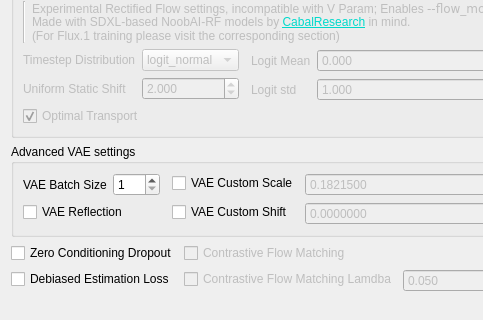
Qt form ui_files/ExperimentalArgsUI.ui (67372a/LoRA_Easy_Training_Scripts) before a commit; both pictures show x 0 to 483 and y 111 to 431 of the 675 by 431 pixel window.
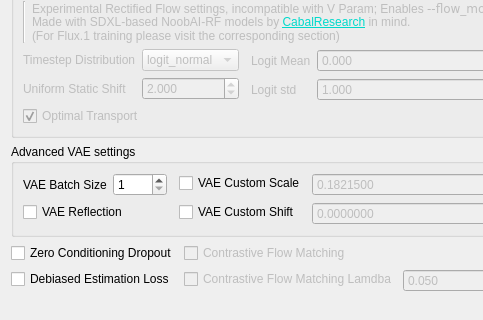
The same form after that commit. Custom widgets are drawn as their Qt base class.

Commit message: refactor: increase vae batch size maximum to 1000

```diff
--- a/ui_files/ExperimentalArgsUI.ui
+++ b/ui_files/ExperimentalArgsUI.ui
@@ -269,7 +269,7 @@
                                                     <number>1</number>
                                                 </property>
                                                 <property name="maximum">
-                                                    <number>100</number>
+             <number>1000</number>
                                                 </property>
                                             </widget>
                                         </item>
```
Lines whose indentation alone changed are shown as unchanged. The commit also changes 1 other file.
